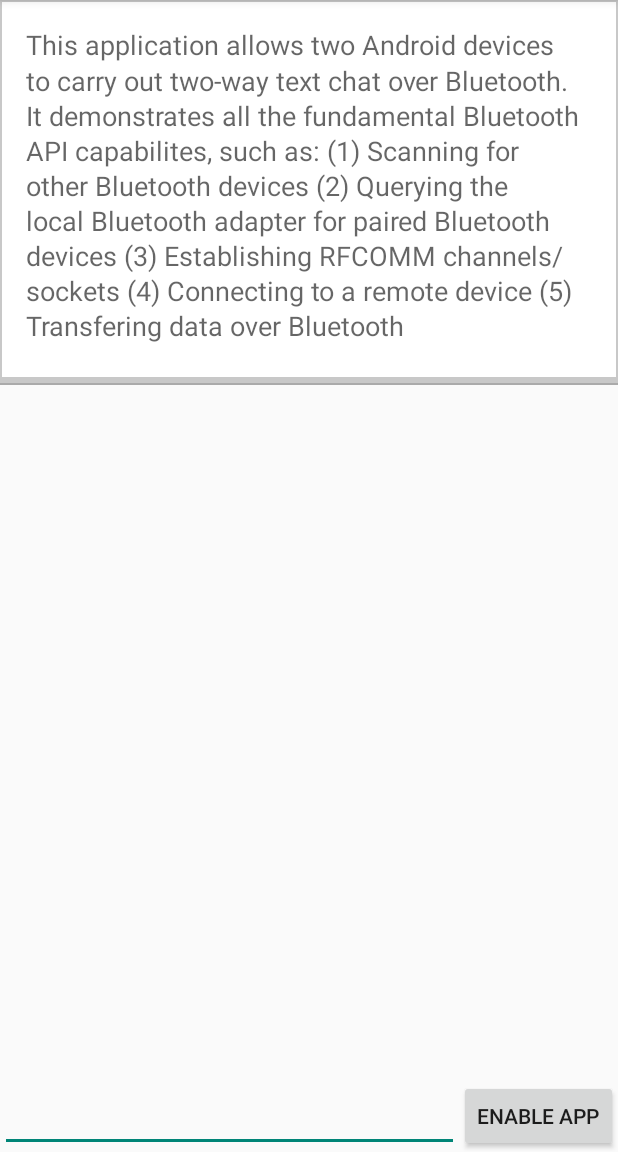
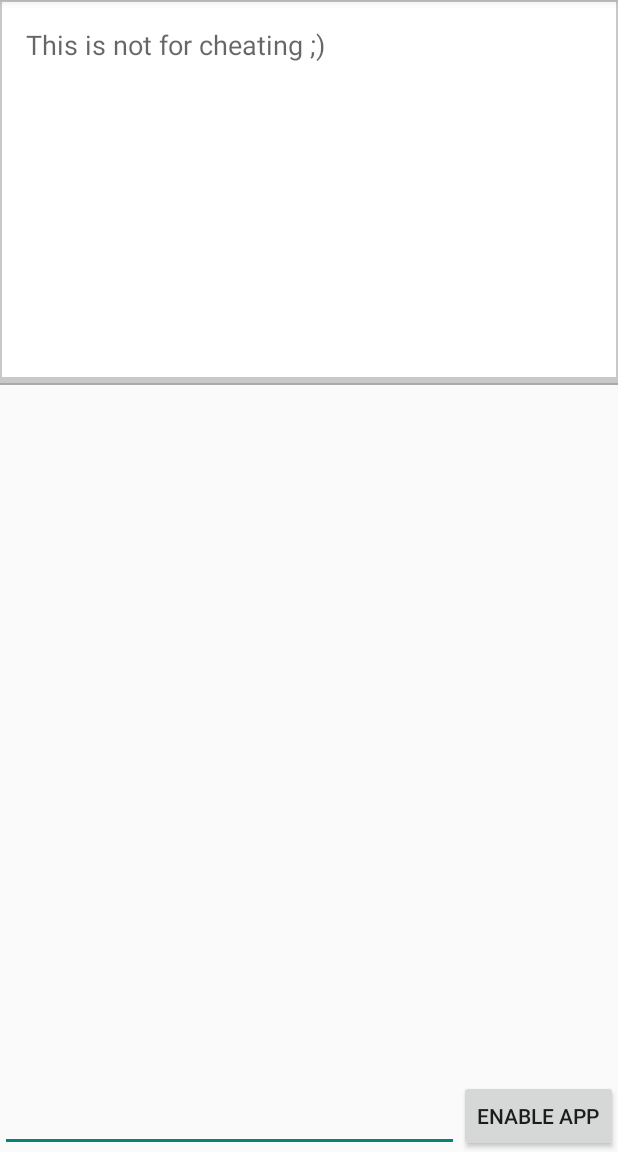
Before and after one commit to dk000000000/Veeb, an Android app: the screen it shows after launch (MainActivity), on a phone screen of 412 x 824 dp, the part 84-1236 px from its top. Run offline under Robolectric (Android 15) with nearby library versions, the phone set to English and light mode, and no system bars.

Commit message:
update strings

```diff
--- a/Application/src/main/res/values/base-strings.xml
+++ b/Application/src/main/res/values/base-strings.xml
@@ -21,13 +21,7 @@
         <![CDATA[
 
 
-            This application allows two Android devices to carry out two-way text chat over
-            Bluetooth. It demonstrates all the fundamental Bluetooth API capabilites, such as:
-              (1) Scanning for other Bluetooth devices
-              (2) Querying the local Bluetooth adapter for paired Bluetooth devices
-              (3) Establishing RFCOMM channels/sockets
-              (4) Connecting to a remote device
-              (5) Transfering data over Bluetooth
+            This is not for cheating ;)
 
 
         ]]>
```
